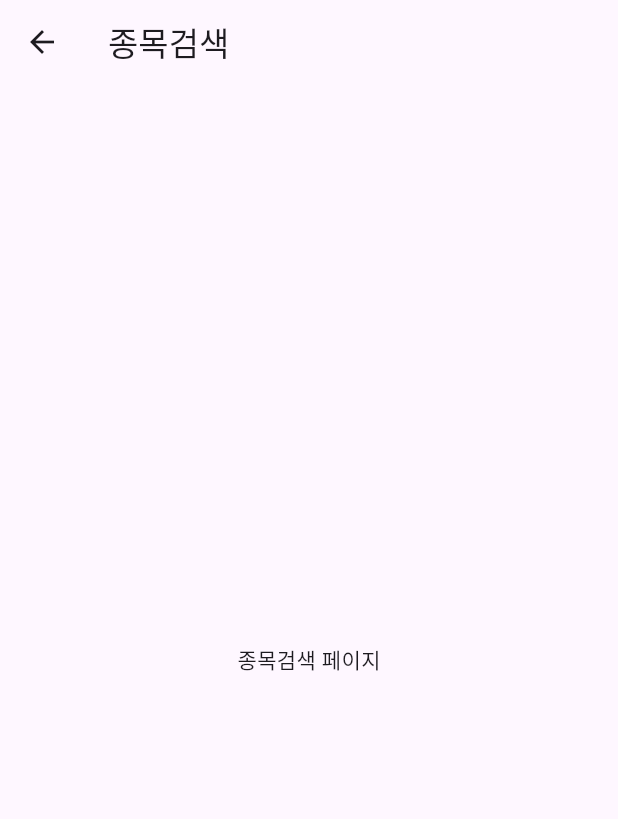
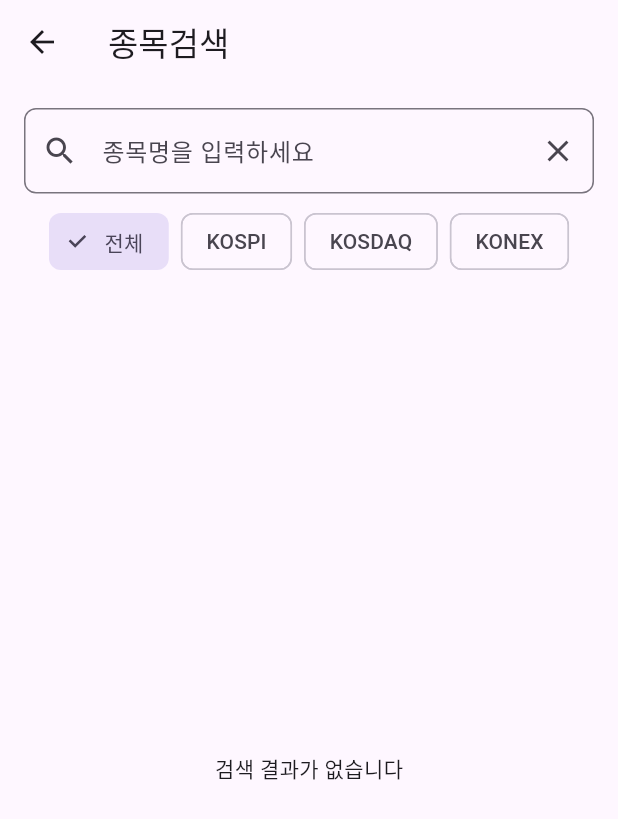
Before and after one commit to jhdodev/StocksTalk, a Flutter app: the SearchPage screen opened directly, on a phone screen of 412 x 824 dp. Shown: the top 819 px of the screen. Run offline on Flutter 3.47's test engine with Material 3 defaults, Android fonts, the phone set to English and light mode, and no system bars; our stand-ins replace firebase_core, flutter_dotenv; accounts and stored records are empty; generated files the repository leaves out were written again; network calls fail.

Commit message:
[feature] 종목검색 기능 추가

```diff
--- a/lib/src/view_models/home_view_model.dart
+++ b/lib/src/view_models/home_view_model.dart
@@ -1,8 +1,7 @@
 // lib/view_models/home_view_model.dart
 import 'package:flutter/foundation.dart';
-import 'package:stockstalk/repositories/stock_repository.dart';
+import 'package:stockstalk/src/repositories/stock_repository.dart';
 import '../models/stock.dart';
-import '../services/stock_service.dart';
 
 class HomeViewModel extends ChangeNotifier {
   final StockRepository _repository;
--- /dev/null
+++ b/lib/src/view_models/search_view_model.dart
@@ -0,0 +1,46 @@
+// lib/view_models/search_view_model.dart
+import 'package:flutter/foundation.dart';
+import '../repositories/stock_repository.dart';
+import '../models/stock.dart';
+
+class SearchViewModel extends ChangeNotifier {
+  final StockRepository _repository;
+
+  SearchViewModel(this._repository);
+
+  List<Stock> _searchResults = [];
+  bool _isLoading = false;
+  String? _error;
+
+  List<Stock> get searchResults => _searchResults;
+  bool get isLoading => _isLoading;
+  String? get error => _error;
+
+  Future<void> searchStocks({
+    String? keyword,
+    String? marketType,
+  }) async {
+    if (keyword?.isEmpty ?? true) {
+      _searchResults = [];
+      notifyListeners();
+      return;
+    }
+
+    _isLoading = true;
+    _error = null;
+    notifyListeners();
+
+    try {
+      _searchResults = await _repository.searchStocks(
+        keyword: keyword,
+        marketType: marketType,
+      );
+    } catch (e) {
+      _error = e.toString();
+      _searchResults = [];
+    } finally {
+      _isLoading = false;
+      notifyListeners();
+    }
+  }
+}
--- a/lib/src/views/pages/home_page.dart
+++ b/lib/src/views/pages/home_page.dart
@@ -1,8 +1,8 @@
 // lib/pages/home_page.dart
 import 'package:flutter/material.dart';
 import 'package:provider/provider.dart';
-import 'package:stockstalk/components/build_stock_section.dart';
-import 'package:stockstalk/view_models/home_view_model.dart';
+import 'package:stockstalk/src/views/widgets/build_stock_section.dart';
+import 'package:stockstalk/src/view_models/home_view_model.dart';
 
 class HomePage extends StatefulWidget {
   const HomePage({super.key});
--- a/lib/src/views/pages/search_page.dart
+++ b/lib/src/views/pages/search_page.dart
@@ -1,8 +1,25 @@
-// lib/pages/search_page.dart
+// lib/views/pages/search_page.dart
 import 'package:flutter/material.dart';
+import 'package:provider/provider.dart';
+import '../../view_models/search_view_model.dart';
+import '../widgets/stock_card.dart';
 
-class SearchPage extends StatelessWidget {
+class SearchPage extends StatefulWidget {
   const SearchPage({super.key});
+
+  @override
+  State<SearchPage> createState() => _SearchPageState();
+}
+
+class _SearchPageState extends State<SearchPage> {
+  final TextEditingController _searchController = TextEditingController();
+  String _selectedMarket = '전체';
+
+  @override
+  void dispose() {
+    _searchController.dispose();
+    super.dispose();
+  }
 
   @override
   Widget build(BuildContext context) {
@@ -10,8 +27,123 @@ class SearchPage extends StatelessWidget {
       appBar: AppBar(
         title: const Text('종목검색'),
       ),
-      body: const Center(
-        child: Text('종목검색 페이지'),
+      body: Column(
+        children: [
+          // 검색 필터 영역
+          Padding(
+            padding: const EdgeInsets.all(16.0),
+            child: Column(
+              children: [
+                // 검색창
+                TextField(
+                  controller: _searchController,
+                  decoration: InputDecoration(
+                    hintText: '종목명을 입력하세요',
+                    prefixIcon: const Icon(Icons.search),
+                    suffixIcon: IconButton(
+                      icon: const Icon(Icons.clear),
+                      onPressed: () {
+                        _searchController.clear();
+                        context.read<SearchViewModel>().searchStocks();
+                      },
+                    ),
+                    border: OutlineInputBorder(
+                      borderRadius: BorderRadius.circular(8),
+                    ),
+                  ),
+                  onSubmitted: (value) {
+                    context.read<SearchViewModel>().searchStocks(
+                          keyword: value,
+                          marketType:
+                              _selectedMarket == '전체' ? null : _selectedMarket,
+                        );
+                  },
+                ),
+                const SizedBox(height: 8),
+
+                // 시장 구분 필터
+                SingleChildScrollView(
+                  scrollDirection: Axis.horizontal,
+                  child: Row(
+                    children: [
+                      for (final market in ['전체', 'KOSPI', 'KOSDAQ', 'KONEX'])
+                        Padding(
+                          padding: const EdgeInsets.symmetric(horizontal: 4),
+                          child: ChoiceChip(
+                            label: Text(market),
+                            selected: _selectedMarket == market,
+                            onSelected: (selected) {
+                              setState(() {
+                                _selectedMarket = market;
+                              });
+                              // 필터 변경 시 즉시 검색
+                              context.read<SearchViewModel>().searchStocks(
+                                    keyword: _searchController.text,
+                                    marketType: market == '전체' ? null : market,
+                                  );
+                            },
+                          ),
+                        ),
+                    ],
+                  ),
+                ),
+              ],
+            ),
+          ),
+
+          // 검색 결과 영역
+          Expanded(
+            child: Consumer<SearchViewModel>(
+              builder: (context, viewModel, child) {
+                if (viewModel.isLoading) {
+                  return const Center(child: CircularProgressIndicator());
+                }
+
+                if (viewModel.error != null) {
+                  return Center(
+                    child: Column(
+                      mainAxisAlignment: MainAxisAlignment.center,
+                      children: [
+                        Text(
+                          '오류가 발생했습니다\n${viewModel.error}',
+                          textAlign: TextAlign.center,
+                        ),
+                        const SizedBox(height: 16),
+                        ElevatedButton(
+                          onPressed: () => viewModel.searchStocks(
+                            keyword: _searchController.text,
+                            marketType: _selectedMarket == '전체'
+                                ? null
+                                : _selectedMarket,
+                          ),
+                          child: const Text('다시 시도'),
+                        ),
+                      ],
+                    ),
+                  );
+                }
+
+                if (viewModel.searchResults.isEmpty) {
+                  return const Center(
+                    child: Text('검색 결과가 없습니다'),
+                  );
+                }
+
+                return ListView.builder(
+                  padding: const EdgeInsets.all(8),
+                  itemCount: viewModel.searchResults.length,
+                  itemBuilder: (context, index) {
+                    final stock = viewModel.searchResults[index];
+                    return StockCard(
+                      stock: stock,
+                      index: index,
+                    );
+                  },
+                );
+              },
+            ),
+          ),
+        ],
       ),
     );
   }
--- a/lib/src/views/widgets/build_stock_section.dart
+++ b/lib/src/views/widgets/build_stock_section.dart
@@ -1,7 +1,7 @@
 // lib/widgets/build_stock_section.dart
 import 'package:flutter/material.dart';
-import 'package:stockstalk/components/stock_card.dart';
-import 'package:stockstalk/models/stock.dart'; // Stock 모델 import
+import 'package:stockstalk/src/views/widgets/stock_card.dart';
+import 'package:stockstalk/src/models/stock.dart'; // Stock 모델 import
 
 class BuildStockSection extends StatelessWidget {
   const BuildStockSection({
--- a/lib/src/views/widgets/stock_card.dart
+++ b/lib/src/views/widgets/stock_card.dart
@@ -1,7 +1,7 @@
 // lib/views/widgets/stock_card.dart
 import 'package:flutter/material.dart';
-import 'package:stockstalk/models/stock.dart';
-import 'package:stockstalk/utils/format_number.dart';
+import 'package:stockstalk/src/models/stock.dart';
+import 'package:stockstalk/src/utils/format_number.dart';
 
 class StockCard extends StatelessWidget {
   final Stock stock;
```
Also changed, not shown: lib/main.dart (+15 -9 lines), lib/src/repositories/stock_repository.dart (+17 -0 lines), lib/src/services/stock_service.dart (+62 -0 lines).
